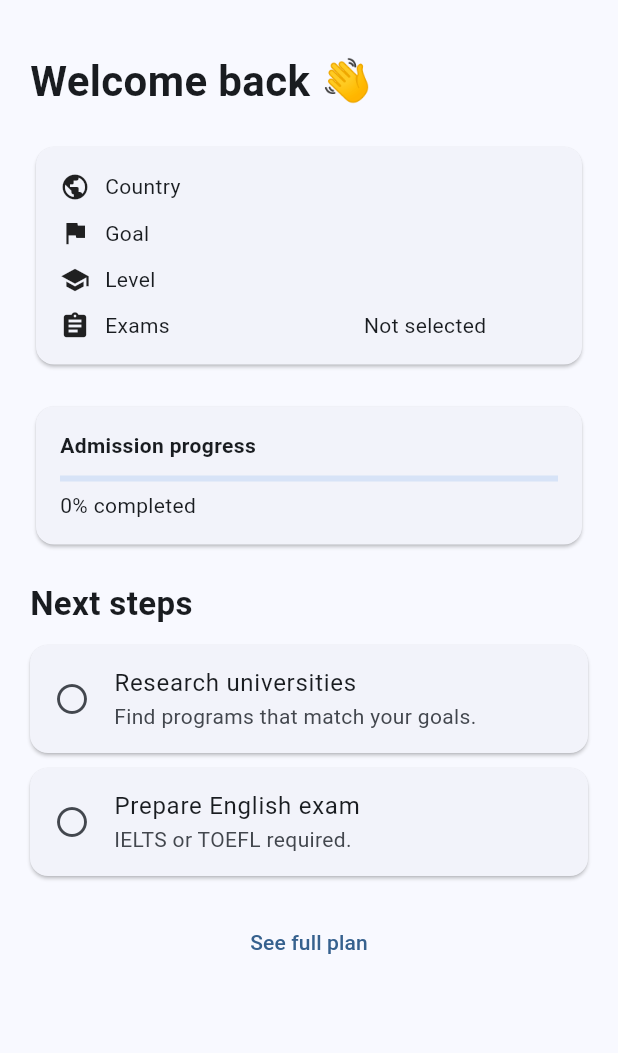
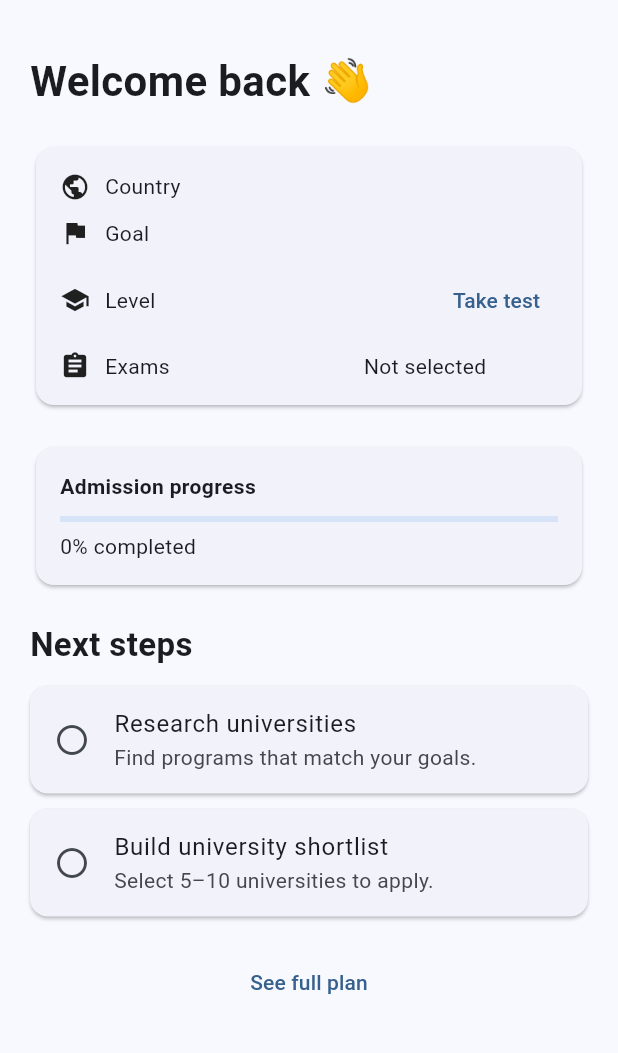
Before and after one commit to mobDevR03/admit-ai, a Flutter app: the HomeScreen screen opened directly with empty values, on a phone screen of 412 x 824 dp, the part 63-1116 px from its top. Run offline on Flutter 3.47's test engine with Material 3 defaults, Android fonts, the phone set to English and light mode, and no system bars; our stand-ins replace cloud_firestore, firebase_core, flutter_markdown; accounts and stored records are empty.

Commit message:
English level test was integrated

```diff
--- a/lib/core/utils/admission_task_generator.dart
+++ b/lib/core/utils/admission_task_generator.dart
@@ -3,37 +3,57 @@ import '../models/user_profile.dart';
 
 class AdmissionTaskGenerator {
   static List<AdmissionTask> generate(UserProfile userProfile) {
-    final country = userProfile.country;
-    final level = userProfile.level ?? 'beginner';
+    final country = userProfile.country ?? '';
+    final level = userProfile.academicLevel ?? '';
     final exams = userProfile.exams;
     final goal = userProfile.goal ?? '';
 
     List<AdmissionTask> tasks = [];
 
-    // ================= USA =================
-    if (country == 'USA') {
-      // English exam logic
-      if (!exams.contains('IELTS') &&
-          !exams.contains('TOEFL') &&
-          !exams.contains('Duolingo')) {
+    // ================== LEVEL LOGIC ==================
+
+    if (level == 'A1' || level == 'A2') {
+      tasks.addAll([
+        AdmissionTask(
+          title: 'Build English foundation',
+          description: 'Focus on grammar, vocabulary, and basic communication.',
+          isCompleted: false,
+        ),
+        AdmissionTask(
+          title: 'Reach B1 level',
+          description: 'Move from beginner to intermediate English.',
+          isCompleted: false,
+        ),
+        AdmissionTask(
+          title: 'Reach B2 level',
+          description: 'Target Upper-Intermediate for university admission.',
+          isCompleted: false,
+        ),
+      ]);
+    }
+
+    if (level == 'B1') {
       tasks.add(
         AdmissionTask(
-            title: 'Choose English exam',
-            description: 'Select IELTS, TOEFL, or Duolingo for admission.',
-            isCompleted: false,
-          ),
-        );
-      } else {
-        tasks.add(
-          AdmissionTask(
-            title: 'Prepare for English exam',
-            description: 'Reach IELTS 6.5+ / TOEFL 80+ / Duolingo 105+.',
+          title: 'Reach B2 level',
+          description: 'Improve grammar, speaking, and academic vocabulary.',
           isCompleted: false,
         ),
       );
     }
 
-      // SAT logic
+    if (level == 'B2' || level == 'C1' || level == 'C2') {
+      tasks.add(
+        AdmissionTask(
+          title: 'Prepare for English exam',
+          description: 'Target IELTS 6.5+ / TOEFL 80+ / Duolingo 105+.',
+          isCompleted: false,
+        ),
+      );
+    }
+
+    // ================== EXAMS ==================
+
     if (exams.contains('SAT')) {
       tasks.add(
         AdmissionTask(
@@ -44,49 +64,27 @@ class AdmissionTaskGenerator {
       );
     }
 
-      // Level-based tasks
-      if (level == 'beginner') {
+    // ================== CORE ADMISSION ==================
+
     tasks.addAll([
       AdmissionTask(
-            title: 'Understand US admissions',
-            description: 'Learn Common App, deadlines, requirements.',
+        title: 'Research universities',
+        description: 'Find programs that match your goals.',
         isCompleted: false,
       ),
       AdmissionTask(
-            title: 'Explore universities',
-            description: 'Find programs that match your goals.',
-            isCompleted: false,
-          ),
-        ]);
-      }
-
-      if (level == 'intermediate') {
-        tasks.addAll([
-          AdmissionTask(
-            title: 'Build portfolio',
-            description: goal == 'Engineering'
-                ? 'Create 1–2 technical projects (GitHub).'
-                : 'Build relevant projects or activities.',
+        title: 'Build university shortlist',
+        description: 'Select 5–10 universities to apply.',
         isCompleted: false,
       ),
       AdmissionTask(
-            title: 'Shortlist universities',
-            description: 'Select 5–10 universities to apply.',
-            isCompleted: false,
-          ),
-        ]);
-      }
-
-      if (level == 'advanced') {
-        tasks.addAll([
-          AdmissionTask(
-            title: 'Write essays',
-            description: 'Prepare Common App personal statement.',
+        title: 'Prepare documents',
+        description: 'Transcripts, certificates, CV.',
         isCompleted: false,
       ),
       AdmissionTask(
-            title: 'Collect documents',
-            description: 'Transcripts, recommendations, certificates.',
+        title: 'Write motivation letter',
+        description: 'Prepare a strong personal statement.',
         isCompleted: false,
       ),
       AdmissionTask(
@@ -95,46 +93,31 @@ class AdmissionTaskGenerator {
         isCompleted: false,
       ),
     ]);
+
+    // ================== GOAL-BASED ==================
+
+    if (goal == 'Engineering' || goal == 'CS') {
+      tasks.insert(
+        0,
+        AdmissionTask(
+          title: 'Build portfolio',
+          description: 'Create 1–2 strong projects (GitHub).',
+          isCompleted: false,
+        ),
+      );
+    }
+
+    if (goal == 'Business') {
+      tasks.insert(
+        0,
+        AdmissionTask(
+          title: 'Build profile',
+          description: 'Participate in activities, internships, leadership.',
+          isCompleted: false,
+        ),
+      );
     }
 
     return tasks;
   }
-
-    // ================= CHINA =================
-    if (country == 'China') {
-      tasks.addAll([
-        AdmissionTask(
-          title: 'Prepare for HSK',
-          description: 'Reach HSK 4–5 level.',
-          isCompleted: false,
-        ),
-        AdmissionTask(
-          title: 'Choose universities',
-          description: 'Focus on CSC scholarship programs.',
-          isCompleted: false,
-        ),
-        AdmissionTask(
-          title: 'Prepare documents',
-          description: 'Passport, transcripts, recommendation letters.',
-          isCompleted: false,
-        ),
-      ]);
-
-      return tasks;
 }
-
-    // ================= DEFAULT =================
-    return [
-      AdmissionTask(
-        title: 'Research universities',
-        description: 'Find programs that match your goals.',
-        isCompleted: false,
-      ),
-      AdmissionTask(
-        title: 'Prepare English exam',
-        description: 'IELTS or TOEFL required.',
-        isCompleted: false,
-      ),
-    ];
-  }
-}
--- a/lib/features/home/presentation/home_screen.dart
+++ b/lib/features/home/presentation/home_screen.dart
@@ -3,8 +3,11 @@ import 'package:flutter/material.dart';
 import '../../roadmap/presentation/roadmap_screen.dart';
 import '../../../core/models/user_profile.dart';
 import '../../../core/models/admission_task.dart';
+import '/level_test/level_test_screen.dart';
+import '/level_test/level_test_result.dart';
+import '/core/services/user_profile_service.dart';
 
-class HomeScreen extends StatelessWidget {
+class HomeScreen extends StatefulWidget {
   final UserProfile userProfile;
 
   const HomeScreen({
@@ -13,9 +16,15 @@ class HomeScreen extends StatelessWidget {
   });
 
   @override
+  State<HomeScreen> createState() => _HomeScreenState();
+}
+
+class _HomeScreenState extends State<HomeScreen> {
+
+  @override
   Widget build(BuildContext context) {
 
-    final tasks = AdmissionTaskGenerator.generate(userProfile);
+    final tasks = AdmissionTaskGenerator.generate(widget.userProfile);
     final completedTasks = tasks.where((task) => task.isCompleted).length;
     final progress = completedTasks / tasks.length;
     final progressPercent = (progress * 100).toInt();
@@ -37,7 +46,7 @@ class HomeScreen extends StatelessWidget {
 
           const SizedBox(height: 20),
 
-          _TargetCard(userProfile: userProfile),
+          _TargetCard(userProfile: widget.userProfile),
 
           const SizedBox(height: 20),
 
@@ -67,7 +76,7 @@ class HomeScreen extends StatelessWidget {
               Navigator.push(
                 context,
                 MaterialPageRoute(
-                  builder: (_) => RoadmapScreen(userProfile: userProfile),
+                  builder: (_) => RoadmapScreen(userProfile: widget.userProfile),
                 ),
               );
             },
@@ -79,7 +88,7 @@ class HomeScreen extends StatelessWidget {
   }
 }
 
-class _TargetCard extends StatelessWidget {
+class _TargetCard extends StatefulWidget {
   final UserProfile userProfile;
 
   const _TargetCard({
@@ -87,21 +96,71 @@ class _TargetCard extends StatelessWidget {
   });
 
   @override
+  State<_TargetCard> createState() => _TargetCardState();
+}
+
+class _TargetCardState extends State<_TargetCard> {
+  String? _level;
+
+  @override
+  void initState() {
+    super.initState();
+    _level = widget.userProfile.academicLevel;
+  }
+
+  Future<void> _openLevelTest(BuildContext context) async {
+    final result = await Navigator.push<LevelTestResult>(
+      context,
+      MaterialPageRoute(
+        builder: (_) => const LevelTestScreen(),
+      ),
+    );
+
+    if (result == null) return;
+
+    final userId = 'test_user';
+
+    await UserProfileService().updateLevel(
+      userId: userId,
+      level: result.level,
+    );
+
+    if (!mounted) return;
+
+    setState(() {
+      _level = result.level;
+    });
+
+    ScaffoldMessenger.of(context).showSnackBar(
+      SnackBar(
+        content: Text('Level saved: ${result.level}'),
+      ),
+    );
+  }
+
+  @override
   Widget build(BuildContext context) {
-    final exams = userProfile.exams.isEmpty
+    final exams = widget.userProfile.exams.isEmpty
         ? 'Not selected'
-        : userProfile.exams.join(', ');
+        : widget.userProfile.exams.join(', ');
 
     return Card(
       child: Padding(
         padding: const EdgeInsets.all(16),
         child: Column(
           children: [
-            _RowItem(Icons.public, 'Country', userProfile.country ?? '-'),
+            _RowItem(Icons.public, 'Country', widget.userProfile.country ?? '-'),
             const SizedBox(height: 10),
-            _RowItem(Icons.flag, 'Goal', userProfile.goal ?? '-'),
+            _RowItem(Icons.flag, 'Goal', widget.userProfile.goal ?? '-'),
             const SizedBox(height: 10),
-            _RowItem(Icons.school, 'Level', userProfile.academicLevel ?? '-'),
+            _level == null || _level!.isEmpty
+                ? _ActionRowItem(
+                    icon: Icons.school,
+                    label: 'Level',
+                    actionText: 'Take test',
+                    onTap: () => _openLevelTest(context),
+                  )
+                : _RowItem(Icons.school, 'Level', _level!),
             const SizedBox(height: 10),
             _RowItem(Icons.assignment, 'Exams', exams),
           ],
@@ -191,3 +250,33 @@ class _RowItem extends StatelessWidget {
     );
   }
 }
+
+class _ActionRowItem extends StatelessWidget {
+  final IconData icon;
+  final String label;
+  final String actionText;
+  final VoidCallback onTap;
+
+  const _ActionRowItem({
+    required this.icon,
+    required this.label,
+    required this.actionText,
+    required this.onTap,
+  });
+
+  @override
+  Widget build(BuildContext context) {
+    return Row(
+      children: [
+        Icon(icon, size: 20),
+        const SizedBox(width: 10),
+        Text(label),
+        const Spacer(),
+        TextButton(
+          onPressed: onTap,
+          child: Text(actionText),
+        ),
+      ],
+    );
+  }
+}
--- /dev/null
+++ b/lib/level_test/level_test_result.dart
@@ -0,0 +1,11 @@
+class LevelTestResult {
+  final String level;
+  final int score;
+  final String description;
+
+  const LevelTestResult({
+    required this.level,
+    required this.score,
+    required this.description,
+  });
+}
```
Also changed, not shown: lib/core/services/user_profile_service.dart (added, +17 -0 lines), lib/level_test/level_test_screen.dart (added, +323 -0 lines), lib/level_test/level_test_service.dart (added, +48 -0 lines). Lines whose indentation alone changed are shown as unchanged.
